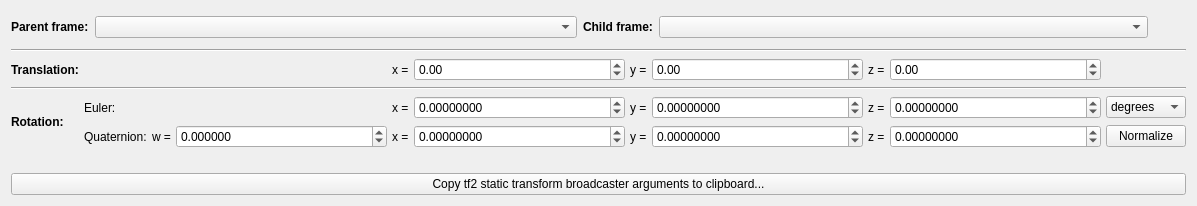
First picture: the form in rqt_static_tf/src/static_tf_plugin.ui, repository ethz-asl/ros-tf-plugins, before the edit.
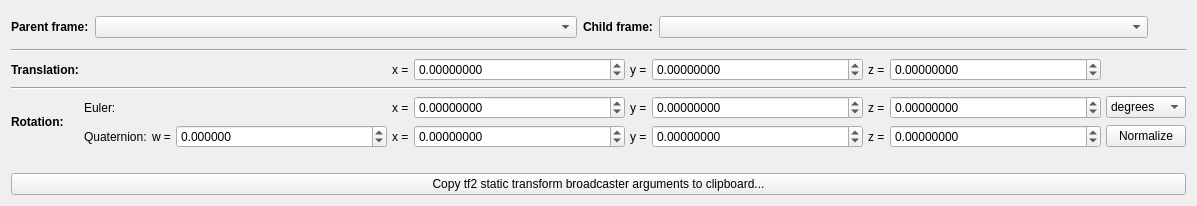
Second picture: the form after the edit. Icons and pictures are not drawn.

Commit message: Increased field precision for translation values

Diff of the .ui file:
```diff
--- a/rqt_static_tf/src/static_tf_plugin.ui
+++ b/rqt_static_tf/src/static_tf_plugin.ui
@@ -200,6 +200,9 @@
              <verstretch>0</verstretch>
             </sizepolicy>
            </property>
+           <property name="decimals">
+            <number>8</number>
+           </property>
            <property name="minimum">
             <double>-9999.989999999999782</double>
            </property>
@@ -229,6 +232,9 @@
              <verstretch>0</verstretch>
             </sizepolicy>
            </property>
+           <property name="decimals">
+            <number>8</number>
+           </property>
            <property name="minimum">
             <double>-9999.989999999999782</double>
            </property>
@@ -413,6 +419,9 @@
              <verstretch>0</verstretch>
             </sizepolicy>
            </property>
+           <property name="decimals">
+            <number>8</number>
+           </property>
            <property name="minimum">
             <double>-9999.989999999999782</double>
            </property>
```
The commit also changes 2 other files.
